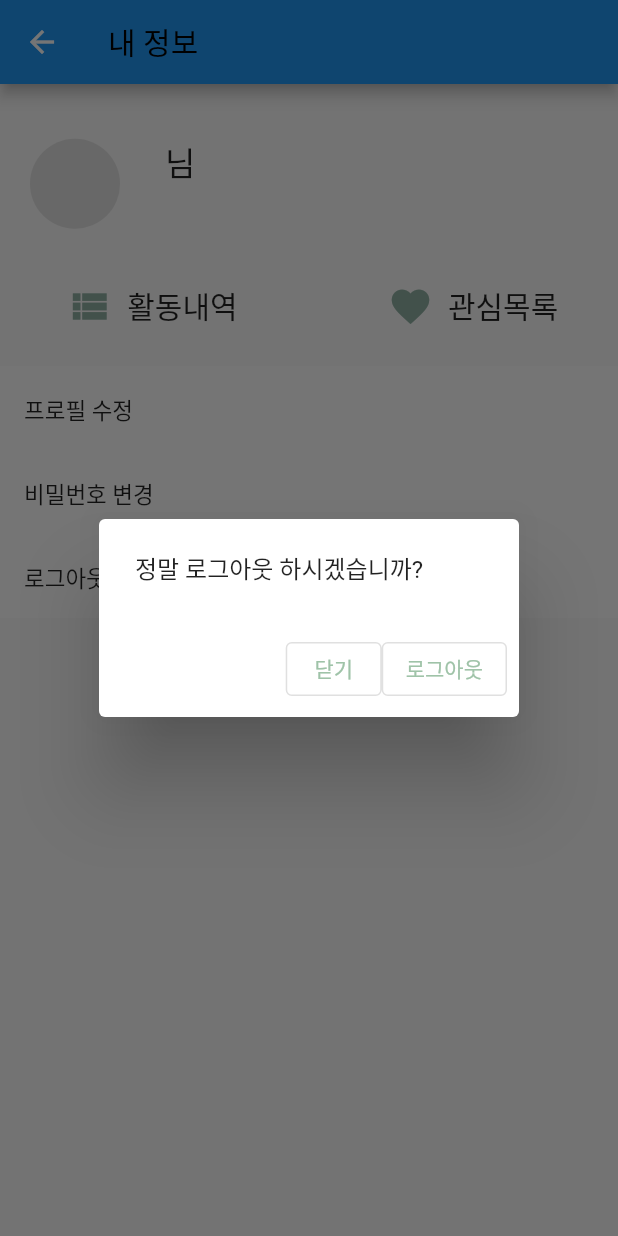
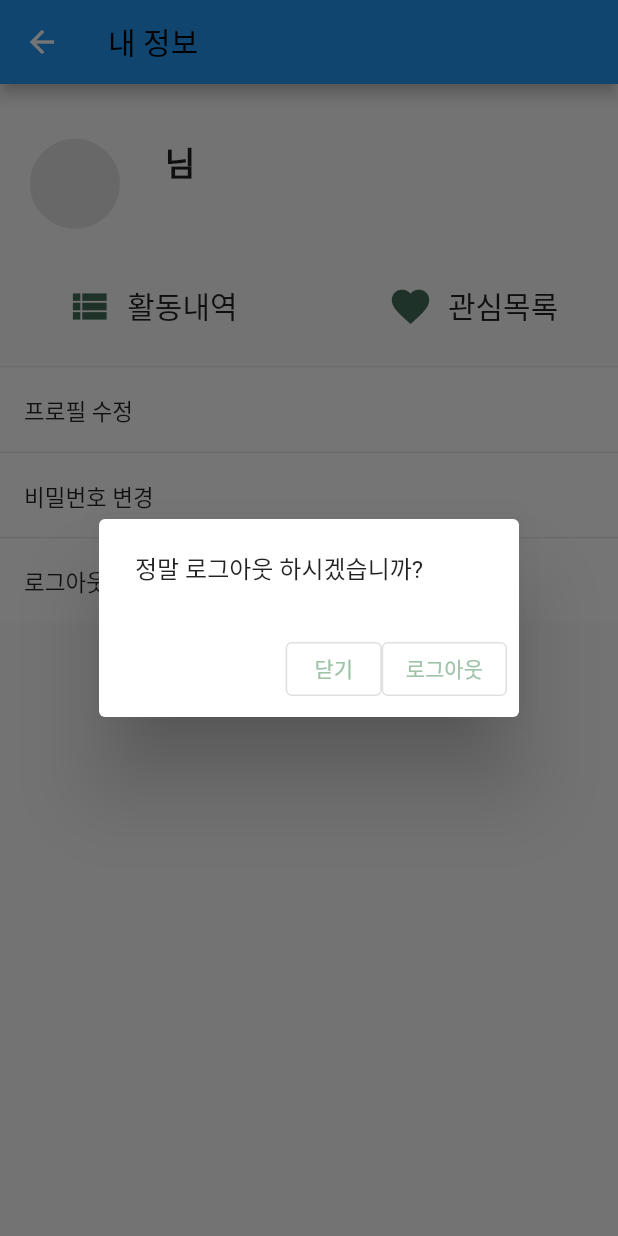
Before and after one commit to ooing-0720/DoNature, a Flutter app: the MyPageScreen screen opened directly, after a tap on "로그아웃", on a phone screen of 412 x 824 dp. Run offline on Flutter 3.47's test engine with Material 2 defaults, Android fonts, the phone set to English and light mode, and no system bars; our stand-ins replace animate_do, carousel_slider, cloud_firestore, date_format, firebase_auth, firebase_core and 7 more; missing offline and left inert: svg_path_parser; accounts and stored records are empty.

Commit message:
2022-09-11 add fonts and modify mypage screen

```diff
--- a/lib/screen/mypage/mypage_header.dart
+++ b/lib/screen/mypage/mypage_header.dart
@@ -120,19 +120,22 @@ class MyPageHeaderState extends State<MyPageHeader> {
           ] else ...[
             Text(
               userName,
-              style: TextStyle(fontSize: 22, fontWeight: FontWeight.w400),
+              style: TextStyle(fontSize: 22, fontWeight: FontWeight.w600),
             )
           ],
           Container(
-            decoration: BoxDecoration(
-              borderRadius: BorderRadius.circular(5),
-              color: Color(0xff90B1A4),
-            ),
+            // decoration: BoxDecoration(
+            //   borderRadius: BorderRadius.circular(5),
+            //   color: Color(0xff416E5C),
+            // ),
             child: Text(
               userEmail,
-              style: TextStyle(
-                fontSize: 13,
-              ),
+              style:
+                  TextStyle(fontSize: 13, color: Color.fromARGB(255, 88, 88, 88)
+                      // decoration: TextDecoration.underline,
+                      // decorationColor: Color(0xff416E5C),
+                      // decorationThickness: 3
+                      ),
             ),
           ),
           SizedBox(height: 30),
@@ -187,7 +190,7 @@ class MyPageHeaderState extends State<MyPageHeader> {
           //     borderRadius: BorderRadius.circular(30)),
           child: Icon(
             mIcon,
-            color: Color(0xff90B1A4),
+            color: Color(0xff416E5C),
             size: 30,
           ),
         ),
--- a/lib/screen/mypage/mypage_menu.dart
+++ b/lib/screen/mypage/mypage_menu.dart
@@ -49,6 +49,7 @@ class MyPageMenuState extends State<MyPageMenu> {
         //         MaterialPageRoute(builder: (context) => SignUpScreen()));
         //   },
         // ),
+        Divider(height: 1),
         ListTile(
           title: Container(
               alignment: Alignment.centerLeft,
@@ -71,6 +72,7 @@ class MyPageMenuState extends State<MyPageMenu> {
                         builder: (context) => EditProfileScreen()));
           },
         ),
+        Divider(height: 1),
         ListTile(
           title: Container(
               alignment: Alignment.centerLeft,
@@ -94,7 +96,7 @@ class MyPageMenuState extends State<MyPageMenu> {
                         builder: (context) => ChangePasswordScreen()));
           },
         ),
-        // Divider(thickness: 1),
+        Divider(height: 1),
         ListTile(
           title: Container(
               alignment: Alignment.centerLeft,
--- a/lib/screen/mypage/mypage_screen.dart
+++ b/lib/screen/mypage/mypage_screen.dart
@@ -10,11 +10,10 @@ class MyPageScreen extends StatefulWidget {
 
   @override
   State<MyPageScreen> createState() => MyPageScreenState();
-
 }
 
+User? user;
 
-User? user;
 class MyPageScreenState extends State<MyPageScreen> {
   @override
   Widget build(BuildContext context) {
@@ -24,7 +23,6 @@ class MyPageScreenState extends State<MyPageScreen> {
             style: TextStyle(
               color: Colors.black,
             )),
-
       ),
       body: SingleChildScrollView(
         child: Column(children: [MyPageHeader(), MyPageMenu()]),
```
Also changed, not shown: lib/main.dart (+3 -4 lines), lib/screen/main_screen.dart (+8 -20 lines), lib/screen/splash_screen.dart (+5 -2 lines), pubspec.yaml (+10 -0 lines), fonts/NanumSquare/NanumSquareOTF_acB.otf (added), fonts/NanumSquare/NanumSquareOTF_acEB.otf (added), fonts/NanumSquare/NanumSquareOTF_acL.otf (added), fonts/NanumSquare/NanumSquareOTF_acR.otf (added).
